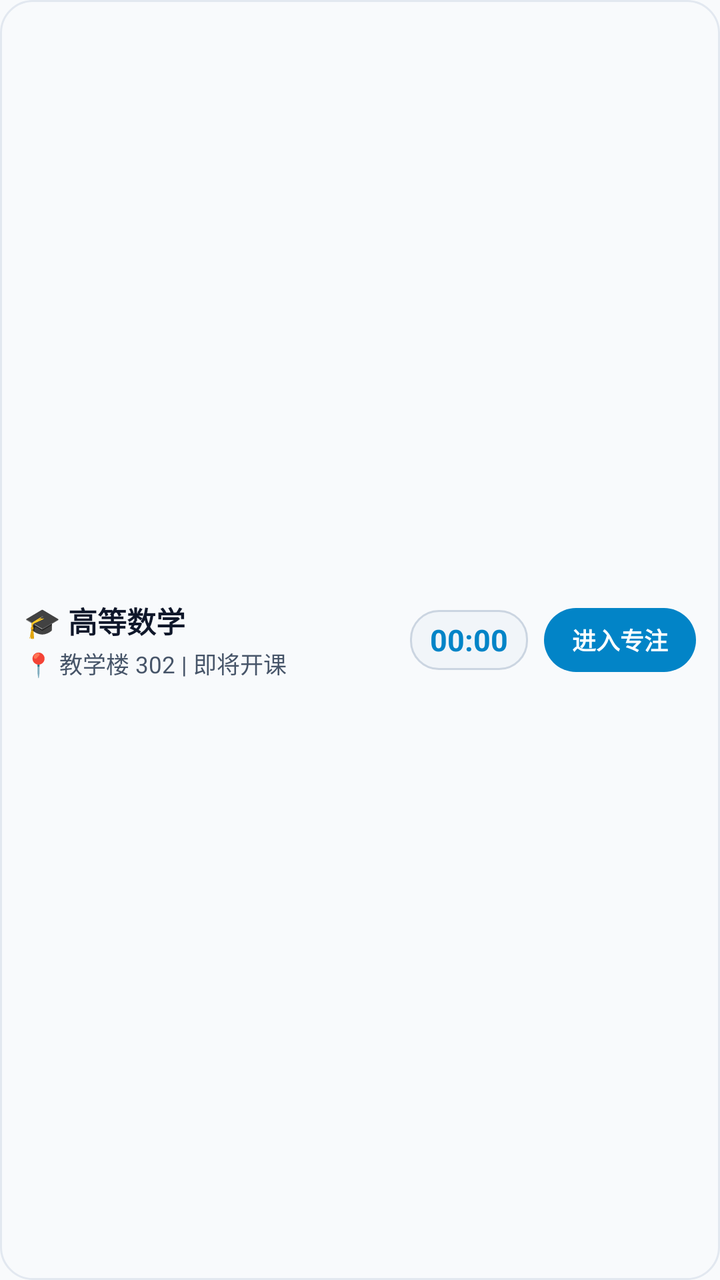
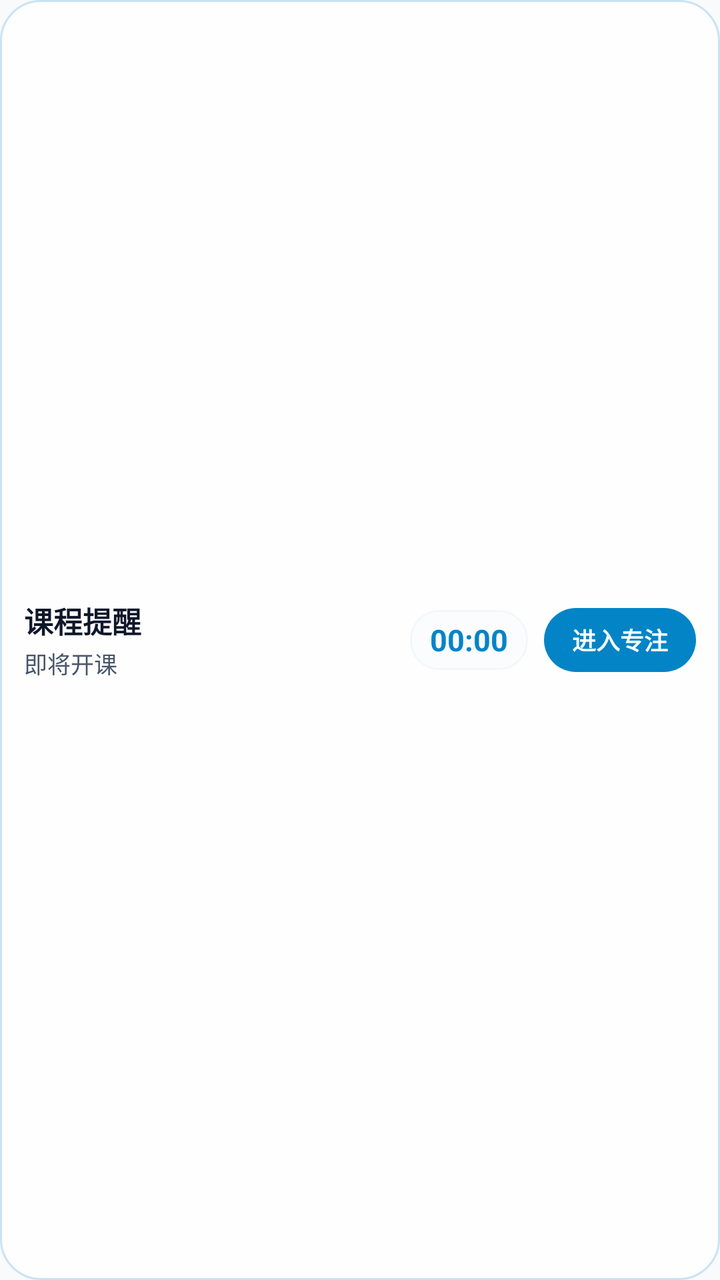

The first picture is an Android layout as it rendered before a commit; the second is the same layout after the commit. The layout source and the unified diff follow.
<!-- AndroidManifest.xml: application theme Theme.RMF -->
<!-- res/layout/notification_fluid_cloud_course_capsule.xml -->
<?xml version="1.0" encoding="utf-8"?>
<LinearLayout xmlns:android="http://schemas.android.com/apk/res/android"
    android:id="@+id/fluid_course_capsule_root"
    android:layout_width="match_parent"
    android:layout_height="68dp"
    android:orientation="horizontal"
    android:gravity="center_vertical"
    android:background="@drawable/bg_fluid_card"
    android:paddingStart="12dp"
    android:paddingEnd="12dp"
    android:paddingTop="6dp"
    android:paddingBottom="6dp">

    
    <LinearLayout
        android:layout_width="0dp"
        android:layout_height="wrap_content"
        android:layout_weight="1"
        android:orientation="vertical">

        <TextView
            android:id="@+id/fluid_course_capsule_title"
            android:layout_width="wrap_content"
            android:layout_height="wrap_content"
            android:text="🎓 高等数学"
            android:textColor="@color/fluid_notif_title"
            android:textSize="14.5sp"
            android:textStyle="bold"
            android:maxLines="1"
            android:ellipsize="end" />

        <TextView
            android:id="@+id/fluid_course_capsule_location"
            android:layout_width="wrap_content"
            android:layout_height="wrap_content"
            android:text="📍 教学楼 302 | 即将开课"
            android:textColor="@color/fluid_notif_sub"
            android:textSize="11.5sp"
            android:layout_marginTop="2dp"
            android:maxLines="1"
            android:ellipsize="end" />
    </LinearLayout>

    
    <LinearLayout
        android:layout_width="wrap_content"
        android:layout_height="30dp"
        android:layout_marginEnd="8dp"
        android:gravity="center"
        android:paddingStart="10dp"
        android:paddingEnd="10dp"
        android:background="@drawable/bg_fluid_timer_pill">

        <Chronometer
            android:id="@+id/fluid_course_capsule_chronometer"
            android:layout_width="wrap_content"
            android:layout_height="wrap_content"
            android:textColor="@color/fluid_notif_chronometer"
            android:textSize="15sp"
            android:textStyle="bold" />
    </LinearLayout>

    
    <TextView
        android:id="@+id/fluid_course_capsule_btn"
        android:layout_width="wrap_content"
        android:layout_height="32dp"
        android:gravity="center"
        android:paddingStart="14dp"
        android:paddingEnd="14dp"
        android:text="进入专注"
        android:textColor="@color/fluid_notif_btn_primary_text"
        android:textSize="12sp"
        android:textStyle="bold"
        android:background="@drawable/bg_fluid_btn_primary" />

</LinearLayout>
<!-- resources referenced by this layout -->
<resources>
  <color name="fluid_notif_btn_primary_text">#FFFFFF</color>
  <color name="fluid_notif_chronometer">#0284C7</color>
  <color name="fluid_notif_sub">#475569</color>
  <color name="fluid_notif_title">#0F172A</color>
  <!-- drawable bg_fluid_btn_primary (drawable) -->
  <?xml version="1.0" encoding="utf-8"?>
  <shape xmlns:android="http://schemas.android.com/apk/res/android"
      android:shape="rectangle">
      <corners android:radius="18dp" />
      <solid android:color="@color/fluid_notif_btn_primary_bg" />
  </shape>
  <!-- drawable bg_fluid_card (drawable) -->
  <?xml version="1.0" encoding="utf-8"?>
  <shape xmlns:android="http://schemas.android.com/apk/res/android"
      android:shape="rectangle">
      <corners android:radius="16dp" />
      <solid android:color="@color/fluid_notif_card_bg" />
      <stroke android:width="1dp" android:color="@color/fluid_notif_card_border" />
  </shape>
  <!-- drawable bg_fluid_timer_pill (drawable) -->
  <?xml version="1.0" encoding="utf-8"?>
  <shape xmlns:android="http://schemas.android.com/apk/res/android"
      android:shape="rectangle">
      <corners android:radius="14dp" />
      <solid android:color="@color/fluid_notif_timer_pill_bg" />
      <stroke android:width="1dp" android:color="@color/fluid_notif_timer_pill_border" />
  </shape>
  <style name="Theme.RMF" parent="android:Theme.Material.NoActionBar">
          <item name="android:statusBarColor">#F8FAFC</item>
          <item name="android:navigationBarColor">#FFFFFF</item>
          <item name="android:windowBackground">#F8FAFC</item>
          <item name="android:windowLightStatusBar">true</item>
      </style>
  <color name="fluid_notif_btn_primary_bg">#0284C7</color>
  <color name="fluid_notif_card_bg">#F8FAFC</color>
  <color name="fluid_notif_card_border">#E2E8F0</color>
  <color name="fluid_notif_timer_pill_bg">#F1F5F9</color>
  <color name="fluid_notif_timer_pill_border">#CBD5E1</color>
</resources>

<!-- the commit's change to res/layout/notification_fluid_cloud_course_capsule.xml (unified diff, before → after) -->
@@ -22,7 +22,7 @@
             android:id="@+id/fluid_course_capsule_title"
             android:layout_width="wrap_content"
             android:layout_height="wrap_content"
-            android:text="🎓 高等数学"
+            android:text="课程提醒"
             android:textColor="@color/fluid_notif_title"
             android:textSize="14.5sp"
             android:textStyle="bold"
@@ -33,7 +33,7 @@
             android:id="@+id/fluid_course_capsule_location"
             android:layout_width="wrap_content"
             android:layout_height="wrap_content"
-            android:text="📍 教学楼 302 | 即将开课"
+            android:text="即将开课"
             android:textColor="@color/fluid_notif_sub"
             android:textSize="11.5sp"
             android:layout_marginTop="2dp"
<!-- resource entries referenced after the edit -->
@@ -15,7 +15,7 @@
   <?xml version="1.0" encoding="utf-8"?>
   <shape xmlns:android="http://schemas.android.com/apk/res/android"
       android:shape="rectangle">
-      <corners android:radius="16dp" />
+      <corners android:radius="20dp" />
       <solid android:color="@color/fluid_notif_card_bg" />
       <stroke android:width="1dp" android:color="@color/fluid_notif_card_border" />
   </shape>
@@ -34,9 +34,9 @@
           <item name="android:windowLightStatusBar">true</item>
       </style>
   <color name="fluid_notif_btn_primary_bg">#0284C7</color>
-  <color name="fluid_notif_card_bg">#F8FAFC</color>
-  <color name="fluid_notif_card_border">#E2E8F0</color>
-  <color name="fluid_notif_timer_pill_bg">#F1F5F9</color>
-  <color name="fluid_notif_timer_pill_border">#CBD5E1</color>
+  <color name="fluid_notif_card_bg">#E6FFFFFF</color>
+  <color name="fluid_notif_card_border">#330284C7</color>
+  <color name="fluid_notif_timer_pill_bg">#4DF1F5F9</color>
+  <color name="fluid_notif_timer_pill_border">#2ECBD5E1</color>
 </resources>
 
